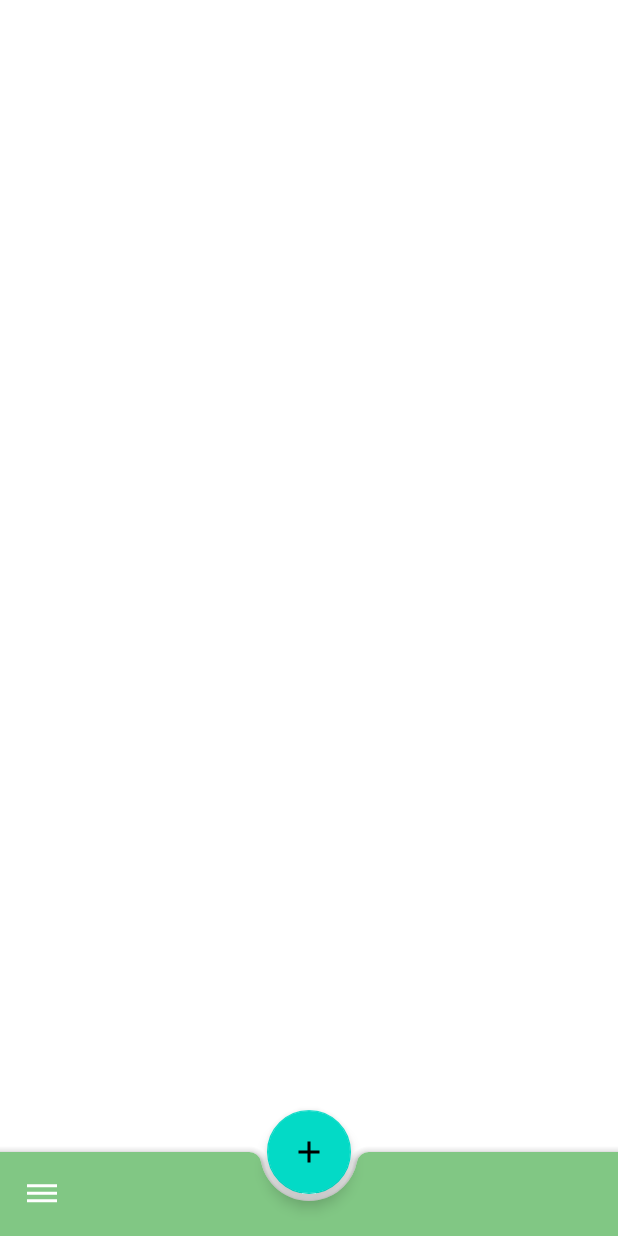
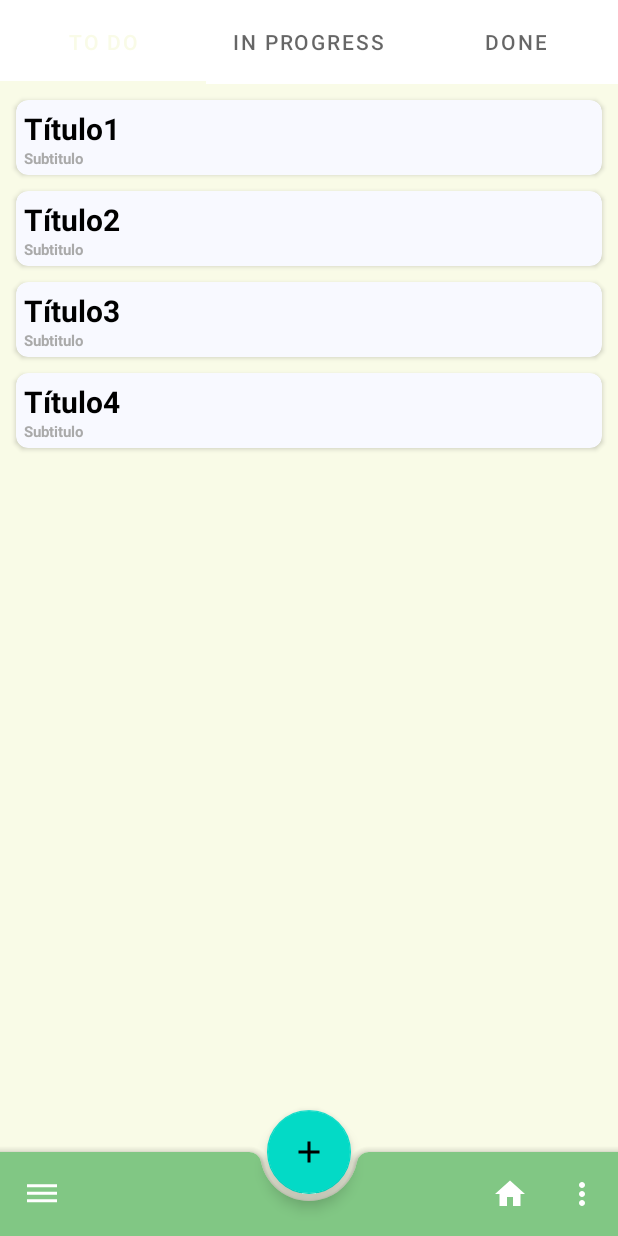
Before and after one commit to iaskforme/Jatz, an Android app: the MainActivity screen opened directly, with no data from a screen before it, on a phone screen of 412 x 824 dp. Run offline under Robolectric (Android 15) with nearby library versions, the phone set to English and light mode, and no system bars.

Commit message:
Fifth commit: Added fragments in tabs to MainActivity (not commented)

```diff
--- a/app/build.gradle
+++ b/app/build.gradle
@@ -24,10 +24,13 @@ android {
 
 dependencies {
     implementation fileTree(dir: 'libs', include: ['*.jar'])
-    implementation"org.jetbrains.kotlin:kotlin-stdlib-jdk7:$kotlin_version"
+    implementation "org.jetbrains.kotlin:kotlin-stdlib-jdk7:$kotlin_version"
     implementation 'androidx.appcompat:appcompat:1.0.0-beta01'
     implementation 'androidx.core:core-ktx:1.1.0-alpha05'
     implementation 'androidx.constraintlayout:constraintlayout:1.1.3'
+    implementation 'androidx.legacy:legacy-support-v4:1.0.0-beta01'
+    implementation 'androidx.legacy:legacy-support-v13:1.0.0-beta01'
+    implementation 'com.android.support:design:28.1.1'
     testImplementation 'junit:junit:4.12'
     androidTestImplementation 'androidx.test:runner:1.1.0-alpha4'
     androidTestImplementation 'androidx.test.espresso:espresso-core:3.1.0-alpha4'
--- a/app/src/main/AndroidManifest.xml
+++ b/app/src/main/AndroidManifest.xml
@@ -19,8 +19,10 @@
                 <category android:name="android.intent.category.LAUNCHER"/>
             </intent-filter>
         </activity>
-        <activity android:name=".MainActivity"></activity>
-        <activity android:name=".SignUpActivity"></activity>
+        <activity android:name=".MainActivity">
+        </activity>
+        <activity android:name=".SignUpActivity">
+        </activity>
     </application>
 
 </manifest>
--- /dev/null
+++ b/app/src/main/java/com/project/jatz/FragmentOne.kt
@@ -0,0 +1,68 @@
+package com.project.jatz
+
+
+import android.os.Bundle
+import androidx.fragment.app.Fragment
+import android.view.LayoutInflater
+import android.view.View
+import android.view.ViewGroup
+import androidx.recyclerview.widget.ItemTouchHelper
+import androidx.recyclerview.widget.LinearLayoutManager
+import androidx.recyclerview.widget.RecyclerView
+import kotlinx.android.synthetic.main.fragment_fragment_one.*
+
+
+class FragmentOne : Fragment() {
+
+    override fun onCreateView(
+        inflater: LayoutInflater, container: ViewGroup?,
+        savedInstanceState: Bundle?
+
+    ): View? {
+
+        var notesList = ArrayList<NoteItem>()
+        notesList.add(NoteItem("Título1","Subtitulo"))
+        notesList.add(NoteItem("Título2","Subtitulo"))
+        notesList.add(NoteItem("Título3","Subtitulo"))
+        notesList.add(NoteItem("Título4","Subtitulo"))
+
+
+        val rootView = inflater.inflate(R.layout.fragment_fragment_one, container, false)
+
+        val recyclerView = rootView.findViewById(R.id.recyclerView) as RecyclerView
+
+        var layoutManager = LinearLayoutManager(activity)
+        var cardAdapter = MainAdapter(notesList)
+
+        recyclerView.adapter = cardAdapter
+        recyclerView.layoutManager = layoutManager
+
+        val itemTouchHelperCallback = object: ItemTouchHelper.SimpleCallback(0, ItemTouchHelper.RIGHT){
+
+            override fun onSwiped(viewHolder: RecyclerView.ViewHolder, position: Int) {
+                cardAdapter.removeItem(viewHolder)
+            }
+
+            override fun onMove(
+                recyclerView: RecyclerView,
+                viewHolder: RecyclerView.ViewHolder,
+                target: RecyclerView.ViewHolder
+            ): Boolean {
+                return false
+            }
+        }
+
+        var itemTouchHelper = ItemTouchHelper(itemTouchHelperCallback)
+        itemTouchHelper.attachToRecyclerView(recyclerView)
+
+        // Inflate the layout for this fragment
+        return rootView
+    }
+
+    override fun onViewCreated(view: View, savedInstanceState: Bundle?) {
+        super.onViewCreated(view, savedInstanceState)
+
+    }
+
+
+}
--- /dev/null
+++ b/app/src/main/java/com/project/jatz/FragmentThree.kt
@@ -0,0 +1,25 @@
+package com.project.jatz
+
+
+import android.os.Bundle
+import androidx.fragment.app.Fragment
+import android.view.LayoutInflater
+import android.view.View
+import android.view.ViewGroup
+import kotlinx.android.synthetic.main.fragment_fragment_one.*
+
+
+class FragmentThree : Fragment() {
+
+    override fun onCreateView(
+        inflater: LayoutInflater, container: ViewGroup?,
+        savedInstanceState: Bundle?
+    ): View? {
+        // Inflate the layout for this fragment
+        return inflater.inflate(R.layout.fragment_fragment_one, container, false)
+    }
+
+    override fun onViewCreated(view: View, savedInstanceState: Bundle?) {
+        super.onViewCreated(view, savedInstanceState)
+    }
+}
--- /dev/null
+++ b/app/src/main/java/com/project/jatz/FragmentTwo.kt
@@ -0,0 +1,26 @@
+package com.project.jatz
+
+
+import android.os.Bundle
+import androidx.fragment.app.Fragment
+import android.view.LayoutInflater
+import android.view.View
+import android.view.ViewGroup
+import kotlinx.android.synthetic.main.fragment_fragment_one.*
+
+
+class FragmentTwo : Fragment() {
+
+    override fun onCreateView(
+        inflater: LayoutInflater, container: ViewGroup?,
+        savedInstanceState: Bundle?
+    ): View? {
+        // Inflate the layout for this fragment
+        return inflater.inflate(R.layout.fragment_fragment_one, container, false)
+    }
+
+    override fun onViewCreated(view: View, savedInstanceState: Bundle?) {
+        super.onViewCreated(view, savedInstanceState)
+    }
+
+}
--- a/app/src/main/java/com/project/jatz/LoginActivity.kt
+++ b/app/src/main/java/com/project/jatz/LoginActivity.kt
@@ -16,7 +16,6 @@ class LoginActivity : AppCompatActivity() {
     var signupText: TextView? = null
     var useremail: TextInputEditText? = null
     var userpassword: TextInputEditText? = null
-    var name: String? = null
 
     override fun onCreate(savedInstanceState: Bundle?) {
         super.onCreate(savedInstanceState)
@@ -74,7 +73,7 @@ class LoginActivity : AppCompatActivity() {
         var userQuery: ParseQuery<ParseUser> = ParseUser.getQuery().whereEqualTo("email",useremail!!.text.toString())
 
         userQuery.findInBackground(FindCallback { users, e ->
-            if (e == null){
+            if (e == null && users.size != 0){
 
                 ParseUser.logInInBackground(users.get(0).username, userpassword!!.text.toString(), LogInCallback { user, a ->
 
@@ -94,7 +93,7 @@ class LoginActivity : AppCompatActivity() {
                 })
 
             }else{
-                Log.d("FAIL", e.message)
+                useremail!!.setError("Email adress does not mach any user")
             }
 
         })
--- a/app/src/main/java/com/project/jatz/MainActivity.kt
+++ b/app/src/main/java/com/project/jatz/MainActivity.kt
@@ -1,17 +1,65 @@
 package com.project.jatz
 
-import android.content.Intent
 import androidx.appcompat.app.AppCompatActivity
 import android.os.Bundle
-import android.widget.Toast
+import android.view.Menu
+import androidx.core.content.ContextCompat
+import androidx.recyclerview.widget.ItemTouchHelper
+import androidx.recyclerview.widget.LinearLayoutManager
+import androidx.recyclerview.widget.RecyclerView
+import com.google.android.material.bottomappbar.BottomAppBar
+import com.google.android.material.floatingactionbutton.FloatingActionButton
+import kotlinx.android.synthetic.main.activity_main.*
+import kotlinx.android.synthetic.main.fragment_fragment_one.*
 
 class MainActivity : AppCompatActivity() {
+
+    var floatButton: FloatingActionButton? = null
+    var bottomBar: BottomAppBar? = null
+    var fabTapped: Boolean = false
 
     override fun onCreate(savedInstanceState: Bundle?) {
         super.onCreate(savedInstanceState)
         setContentView(R.layout.activity_main)
 
-        Toast.makeText(this,"Hola",Toast.LENGTH_SHORT).show()
+        bottomBar = findViewById(R.id.bottomAppBar)
+        floatButton = findViewById(R.id.addButton)
+
+        setSupportActionBar(bottomAppBar)
+
+        handleFab(floatButton!!)
+
+        // Zona de adaptadores para fragmentos
+
+        val fragmentAdapter = SecondAdapter(supportFragmentManager)
+        fragmentAdapter.addFragment(FragmentOne(), "To Do")
+        fragmentAdapter.addFragment(FragmentTwo(), "In Progress")
+        fragmentAdapter.addFragment(FragmentThree(), "Done")
+        viewPager.adapter = fragmentAdapter
+        table.setupWithViewPager(viewPager)
 
     }
+
+
+    private fun handleFab(floatButton: FloatingActionButton) {
+        floatButton!!.setOnClickListener {
+
+            fabTapped = !fabTapped
+
+            if (fabTapped) {
+                bottomBar!!.fabAlignmentMode = BottomAppBar.FAB_ALIGNMENT_MODE_END
+                floatButton.setImageDrawable(ContextCompat.getDrawable(this, R.drawable.ic_close_black_24dp))
+            } else {
+                bottomBar!!.fabAlignmentMode = BottomAppBar.FAB_ALIGNMENT_MODE_CENTER
+                floatButton.setImageDrawable(ContextCompat.getDrawable(this, R.drawable.ic_add_black_24dp))
+            }
+
+
+        }
+    }
+
+    override fun onCreateOptionsMenu(menu: Menu?): Boolean {
+        menuInflater.inflate(R.menu.bottom_app_bar, menu)
+        return super.onCreateOptionsMenu(menu)
+    }
 }
--- /dev/null
+++ b/app/src/main/java/com/project/jatz/MainAdapter.kt
@@ -0,0 +1,58 @@
+package com.project.jatz
+
+import android.view.LayoutInflater
+import android.view.View
+import android.view.ViewGroup
+import android.widget.TextView
+import androidx.recyclerview.widget.RecyclerView
+import com.google.android.material.snackbar.Snackbar
+
+// Binding betwen items and recyclerView
+class MainAdapter(val itemList: ArrayList<NoteItem>): RecyclerView.Adapter<CustomViewHolder>(){
+
+    private var removedItemPosition: Int = 0
+    private var removedItem: NoteItem? = null
+
+    override fun getItemCount(): Int {
+        return itemList!!.size
+    }
+
+    override fun onCreateViewHolder(parent: ViewGroup, viewType: Int): CustomViewHolder {
+        val layoutInflater = LayoutInflater.from(parent.context)
+        var cellRow = layoutInflater.inflate(R.layout.example_item, parent, false)
+
+        return CustomViewHolder(cellRow)
+    }
+
+    override fun onBindViewHolder(holder: CustomViewHolder, position: Int) {
+
+        var currentItem: NoteItem = itemList!!.get(position)
+
+        holder.text1.text = currentItem.textLineOne
+        holder.text2.text = currentItem.textLineTwo
+    }
+
+    fun removeItem(viewHolder: RecyclerView.ViewHolder){
+        removedItemPosition = viewHolder.adapterPosition
+        removedItem = itemList[viewHolder.adapterPosition]
+
+        itemList.removeAt(viewHolder.adapterPosition)
+        notifyItemRemoved(viewHolder.adapterPosition)
+
+        Snackbar.make(viewHolder.itemView,"${removedItem!!.textLineOne.toString()} removed", Snackbar.LENGTH_LONG).setAction("UNDO"){
+            itemList.add(removedItemPosition, removedItem!!)
+            notifyItemInserted(removedItemPosition)
+        }.show()
+    }
+
+    fun addItem(){
+
+    }
+}
+
+//Create it cause the adapter needs it
+class  CustomViewHolder (v: View): RecyclerView.ViewHolder(v){
+    var text1: TextView = v.findViewById(R.id.lineOne)
+    var text2: TextView = v.findViewById(R.id.lineTwo)
+
+}
--- /dev/null
+++ b/app/src/main/java/com/project/jatz/NoteItem.kt
@@ -0,0 +1,12 @@
+package com.project.jatz
+
+class NoteItem(textLine1: String, textLine2: String){
+
+    var textLineOne: String = ""
+    var textLineTwo: String = ""
+
+    init {
+        textLineOne = textLine1
+        textLineTwo = textLine2
+    }
+}
--- /dev/null
+++ b/app/src/main/java/com/project/jatz/SecondAdapter.kt
@@ -0,0 +1,29 @@
+package com.project.jatz
+
+import androidx.fragment.app.Fragment
+import androidx.fragment.app.FragmentManager
+import androidx.fragment.app.FragmentPagerAdapter
+
+class SecondAdapter(manager: FragmentManager): FragmentPagerAdapter(manager){
+
+    val fragmentList: ArrayList<Fragment> = ArrayList()
+    val titleList: ArrayList<String> = ArrayList()
+
+    override fun getItem(position: Int): Fragment {
+        return fragmentList[position]
+    }
+
+    override fun getCount(): Int {
+        return titleList.size
+    }
+
+    override fun getPageTitle(position: Int): CharSequence? {
+        return titleList[position]
+    }
+
+    fun addFragment(fragment: Fragment, title: String){
+        fragmentList.add(fragment)
+        titleList.add(title)
+    }
+
+}
--- /dev/null
+++ b/app/src/main/res/drawable/ic_close_black_24dp.xml
@@ -0,0 +1,5 @@
+<vector android:height="24dp" android:tint="#FFFFFF"
+    android:viewportHeight="24.0" android:viewportWidth="24.0"
+    android:width="24dp" xmlns:android="http://schemas.android.com/apk/res/android">
+    <path android:fillColor="#FF000000" android:pathData="M19,6.41L17.59,5 12,10.59 6.41,5 5,6.41 10.59,12 5,17.59 6.41,19 12,13.41 17.59,19 19,17.59 13.41,12z"/>
+</vector>
--- /dev/null
+++ b/app/src/main/res/drawable/ic_favorite_black_24dp.xml
@@ -0,0 +1,5 @@
+<vector android:height="24dp" android:tint="#FFFFFF"
+    android:viewportHeight="24.0" android:viewportWidth="24.0"
+    android:width="24dp" xmlns:android="http://schemas.android.com/apk/res/android">
+    <path android:fillColor="#FF000000" android:pathData="M12,21.35l-1.45,-1.32C5.4,15.36 2,12.28 2,8.5 2,5.42 4.42,3 7.5,3c1.74,0 3.41,0.81 4.5,2.09C13.09,3.81 14.76,3 16.5,3 19.58,3 22,5.42 22,8.5c0,3.78 -3.4,6.86 -8.55,11.54L12,21.35z"/>
+</vector>
--- /dev/null
+++ b/app/src/main/res/drawable/ic_more_vert_black_24dp.xml
@@ -0,0 +1,5 @@
+<vector android:height="24dp" android:tint="#FFFFFF"
+    android:viewportHeight="24.0" android:viewportWidth="24.0"
+    android:width="24dp" xmlns:android="http://schemas.android.com/apk/res/android">
+    <path android:fillColor="#FF000000" android:pathData="M12,8c1.1,0 2,-0.9 2,-2s-0.9,-2 -2,-2 -2,0.9 -2,2 0.9,2 2,2zM12,10c-1.1,0 -2,0.9 -2,2s0.9,2 2,2 2,-0.9 2,-2 -0.9,-2 -2,-2zM12,16c-1.1,0 -2,0.9 -2,2s0.9,2 2,2 2,-0.9 2,-2 -0.9,-2 -2,-2z"/>
+</vector>
--- a/app/src/main/res/layout/activity_main.xml
+++ b/app/src/main/res/layout/activity_main.xml
@@ -3,11 +3,27 @@
               xmlns:app="http://schemas.android.com/apk/res-auto"
               android:orientation="vertical"
               android:layout_width="match_parent"
+              android:background="@color/colorPrimary"
               android:layout_height="match_parent">
 
     <androidx.coordinatorlayout.widget.CoordinatorLayout
+            android:id="@+id/frame"
             android:layout_width="match_parent"
             android:layout_height="match_parent">
+
+        <com.google.android.material.tabs.TabLayout
+                android:id="@+id/table"
+                android:layout_width="match_parent"
+                android:layout_height="?android:attr/actionBarSize"
+                app:tabMode="fixed"
+                app:tabGravity="fill">
+        </com.google.android.material.tabs.TabLayout>
+
+        <androidx.viewpager.widget.ViewPager
+                android:id="@+id/viewPager"
+                android:layout_height="match_parent"
+                android:layout_width="match_parent">
+        </androidx.viewpager.widget.ViewPager>
 
         <com.google.android.material.bottomappbar.BottomAppBar
                 android:layout_width="match_parent"
@@ -16,7 +32,9 @@
                 android:backgroundTint="@color/colorAccent"
                 android:id="@+id/bottomAppBar"
                 android:layout_gravity="bottom"
-                app:navigationIcon="@drawable/ic_dehaze_black_24dp">
+                app:navigationIcon="@drawable/ic_dehaze_black_24dp"
+                app:hideOnScroll="true"
+                app:layout_scrollFlags="scroll|enterAlways">
         </com.google.android.material.bottomappbar.BottomAppBar>
 
         <com.google.android.material.floatingactionbutton.FloatingActionButton
@@ -24,6 +42,7 @@
                 android:layout_height="wrap_content"
                 app:fabSize="normal"
                 android:src="@drawable/ic_add_black_24dp"
+                android:id="@+id/addButton"
                 app:layout_anchor="@id/bottomAppBar"/>
 
     </androidx.coordinatorlayout.widget.CoordinatorLayout>
--- /dev/null
+++ b/app/src/main/res/layout/example_item.xml
@@ -0,0 +1,42 @@
+<?xml version="1.0" encoding="utf-8"?>
+<androidx.cardview.widget.CardView xmlns:android="http://schemas.android.com/apk/res/android"
+                                   xmlns:app="http://schemas.android.com/apk/res-auto"
+                                   android:layout_width="match_parent"
+                                   android:backgroundTint="#f8f9ff"
+                                   android:layout_margin="5dp"
+                                   android:layout_marginBottom="8dp"
+                                   android:layout_height="wrap_content"
+                                   app:cardCornerRadius="8dp">
+
+    <RelativeLayout
+            android:layout_width="match_parent"
+            android:layout_height="50dp">
+
+        <TextView
+                android:id="@+id/lineOne"
+                android:layout_width="match_parent"
+                android:layout_height="25dp"
+                android:text="Line 1"
+                android:textSize="20dp"
+                android:layout_margin="5dp"
+                android:textColor="@android:color/black"
+                android:textStyle="bold" android:layout_alignParentEnd="true" android:layout_marginEnd="306dp"
+                android:layout_marginTop="6dp" android:layout_alignParentTop="true"/>
+
+        <TextView
+                android:id="@+id/lineTwo"
+                android:layout_width="match_parent"
+                android:layout_height="wrap_content"
+                android:text="Line 2"
+                android:textSize="10dp"
+                android:textColor="@android:color/darker_gray"
+                android:textStyle="bold"
+                android:layout_alignParentEnd="true"
+                android:layout_marginEnd="0dp"
+                android:layout_marginTop="32dp"
+                android:layout_alignParentTop="true" android:layout_marginStart="5dp"
+                android:layout_marginBottom="5dp"/>
+
+    </RelativeLayout>
+
+</androidx.cardview.widget.CardView>
--- /dev/null
+++ b/app/src/main/res/layout/fragment_fragment_one.xml
@@ -0,0 +1,17 @@
+<?xml version="1.0" encoding="utf-8"?>
+<FrameLayout xmlns:android="http://schemas.android.com/apk/res/android"
+             xmlns:tools="http://schemas.android.com/tools"
+             android:layout_width="match_parent"
+             android:layout_height="match_parent"
+             tools:context=".FragmentOne">
+
+    <androidx.recyclerview.widget.RecyclerView
+            android:id="@+id/recyclerView"
+            android:layout_marginTop="?android:attr/actionBarSize"
+            android:layout_width="match_parent"
+            android:layout_height="wrap_content"
+            android:padding="5dp"
+            android:scrollbars="vertical">
+    </androidx.recyclerview.widget.RecyclerView>
+
+</FrameLayout>
--- /dev/null
+++ b/app/src/main/res/menu/bottom_app_bar.xml
@@ -0,0 +1,15 @@
+<?xml version="1.0" encoding="utf-8"?>
+<menu xmlns:android="http://schemas.android.com/apk/res/android" xmlns:app="http://schemas.android.com/apk/res-auto">
+    <item
+            android:id="@+id/bottom_app_home"
+            android:title="Home"
+            android:icon="@drawable/ic_home_black_24dp"
+            app:showAsAction="ifRoom"/>
+
+    <item
+            android:id="@+id/bottom_app_options"
+            android:title="More"
+            android:icon="@drawable/ic_more_vert_black_24dp"
+            app:showAsAction="ifRoom"/>
+
+</menu>
--- /dev/null
+++ b/app/src/main/res/menu/menu_testing.xml
@@ -0,0 +1,8 @@
+<menu xmlns:android="http://schemas.android.com/apk/res/android"
+      xmlns:tools="http://schemas.android.com/tools"
+      tools:context="com.project.jatz.Testing">
+    <item android:id="@+id/action_settings"
+          android:title="@string/action_settings"
+          android:orderInCategory="100"
+          android:showAsAction="never"/>
+</menu>
--- a/app/src/main/res/values/strings.xml
+++ b/app/src/main/res/values/strings.xml
@@ -3,4 +3,13 @@
     <string name="email">Email</string>
     <string name="password">Password</string>
     <string name="login">Login</string>
+
+    <!-- TODO: Remove or change this placeholder text -->
+    <string name="hello_blank_fragment">Hello blank fragment</string>
+    <string name="title_activity_testing">Testing</string>
+    <string name="tab_text_1">Tab 1</string>
+    <string name="tab_text_2">Tab 2</string>
+    <string name="tab_text_3">Tab 3</string>
+    <string name="action_settings">Settings</string>
+    <string name="section_format">Hello World from section: %1$d</string>
 </resources>
```
